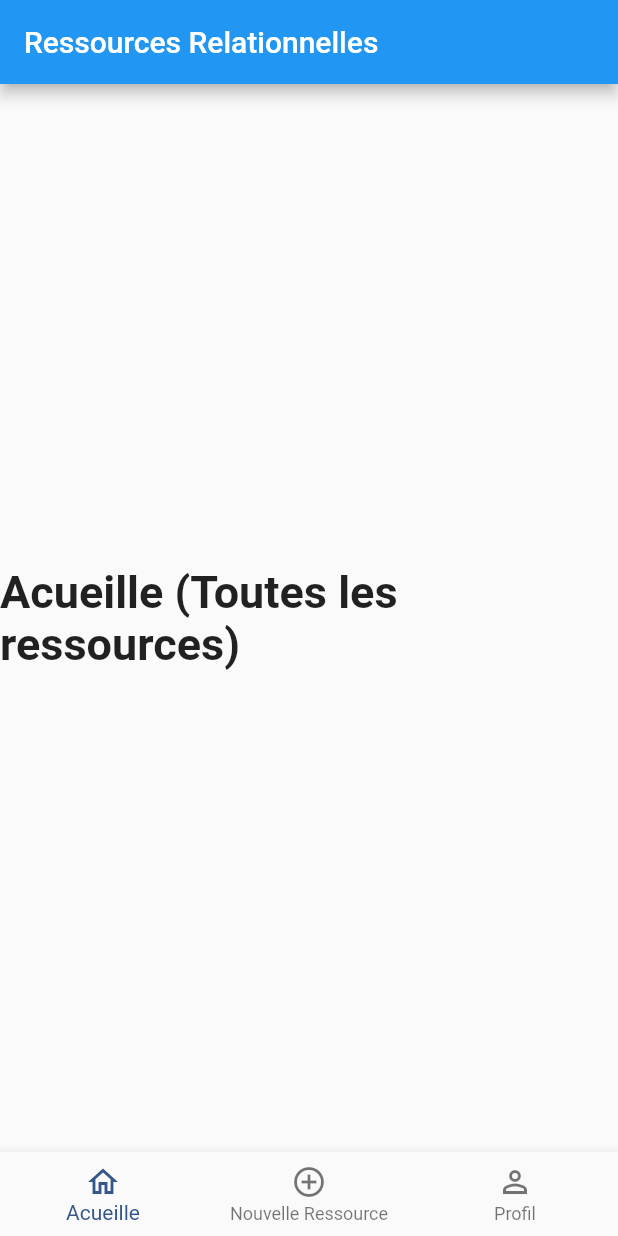
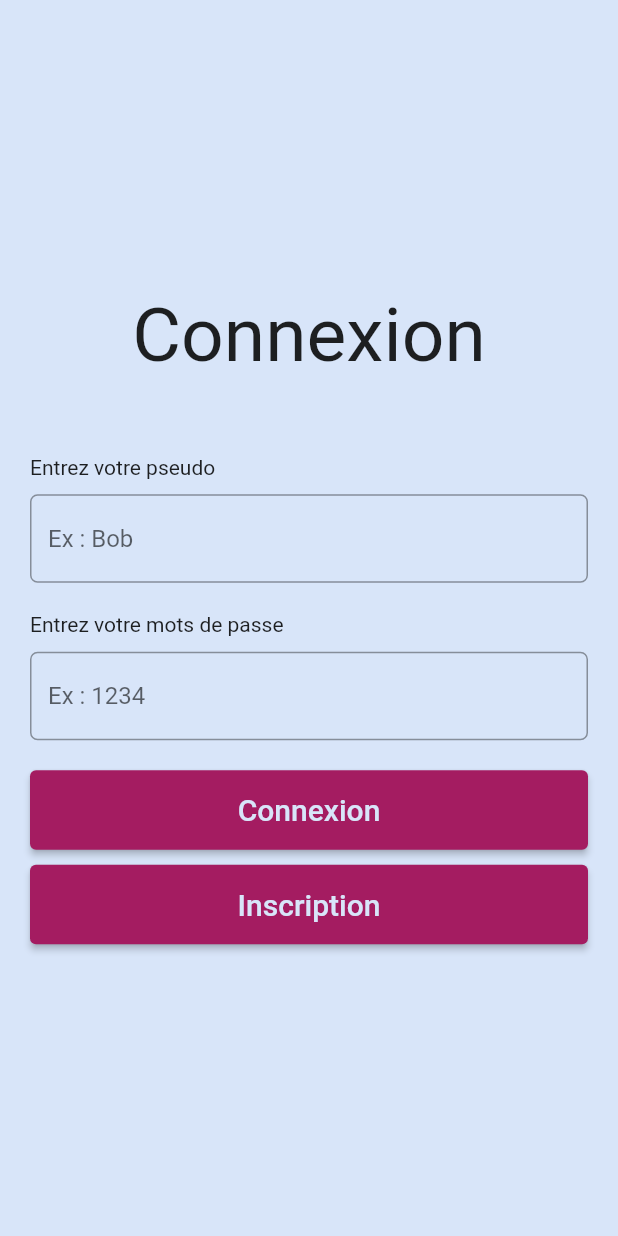
Before and after one commit to CharlesSko/Ressources_Relationnelles_AppMobile, a Flutter app: the screen it shows after launch, on a phone screen of 412 x 824 dp. Run offline on Flutter 3.47's test engine with Material 2 defaults, Android fonts, the phone set to English and light mode, and no system bars.

Commit message:
ConnexionPageFront

```diff
--- a/lib/main.dart
+++ b/lib/main.dart
@@ -1,81 +1,19 @@
 import 'package:flutter/material.dart';
+import 'package:ressources_relationnel/screens/guest/Auth.dart';
 
-void main() => runApp(const MyApp());
+void main() => runApp(MyApp());
 
 class MyApp extends StatelessWidget {
-  const MyApp({super.key});
+  const MyApp({Key? key}) : super(key: key);
 
-  static const String _title = 'Ressources Relationnelles';
-
+  // This widget is the root of your application.
   @override
   Widget build(BuildContext context) {
-    return const MaterialApp(
-      title: _title,
-      home: MyStatefulWidget(),
+    // ignore: prefer_const_constructors
+    return MaterialApp(
+      title: 'Ressource Relationelle',
+      home: const AuthScreen(),
+      debugShowCheckedModeBanner: false,
     );
   }
 }
-
-class MyStatefulWidget extends StatefulWidget {
-  const MyStatefulWidget({super.key});
-
-  @override
-  State<MyStatefulWidget> createState() => _MyStatefulWidgetState();
-}
-
-class _MyStatefulWidgetState extends State<MyStatefulWidget> {
-  int _selectedIndex = 0;
-  static const TextStyle optionStyle =
-      TextStyle(fontSize: 30, fontWeight: FontWeight.bold);
-  static const List<Widget> _widgetOptions = <Widget>[
-    Text(
-      'Acueille (Toutes les ressources)',
-      style: optionStyle,
-    ),
-    Text(
-      'Nouvelle Ressource',
-      style: optionStyle,
-    ),
-    Text(
-      'Profil',
-      style: optionStyle,
-    ),
-  ];
-
-  void _onItemTapped(int index) {
-    setState(() {
-      _selectedIndex = index;
-    });
-  }
-
-  @override
-  Widget build(BuildContext context) {
-    return Scaffold(
-      appBar: AppBar(
-        title: const Text('Ressources Relationnelles'),
-      ),
-      body: Center(
-        child: _widgetOptions.elementAt(_selectedIndex),
-      ),
-      bottomNavigationBar: BottomNavigationBar(
-        items: const <BottomNavigationBarItem>[
-          BottomNavigationBarItem(
-            icon: Icon(Icons.home_outlined),
-            label: 'Acueille',
-          ),
-          BottomNavigationBarItem(
-            icon: Icon(Icons.add_circle_outline),
-            label: 'Nouvelle Ressource',
-          ),
-          BottomNavigationBarItem(
-            icon: Icon(Icons.perm_identity_outlined),
-            label: 'Profil',
-          ),
-        ],
-        currentIndex: _selectedIndex,
-        selectedItemColor: Color.fromRGBO(53, 86, 137, 1),
-        onTap: _onItemTapped,
-      ),
-    );
-  }
-}
--- /dev/null
+++ b/lib/screens/guest/Auth.dart
@@ -0,0 +1,131 @@
+// ignore_for_file: prefer_const_constructors
+
+import 'package:flutter/material.dart';
+
+class AuthScreen extends StatefulWidget {
+  const AuthScreen({super.key});
+
+  @override
+  State<AuthScreen> createState() => _AuthScreenState();
+}
+
+class _AuthScreenState extends State<AuthScreen> {
+  @override
+  Widget build(BuildContext context) {
+    return SafeArea(
+      child: Scaffold(
+        backgroundColor: Color(0xFFD8E5F9),
+        body: Center(
+          child: SingleChildScrollView(
+            padding: EdgeInsets.symmetric(
+              horizontal: 20.0,
+            ),
+            child: Column(
+              children: [
+                Text(
+                  'Connexion',
+                  style: TextStyle(
+                    fontSize: 50.0,
+                  ),
+                ),
+                SizedBox(
+                  height: 50.0,
+                ),
+                Form(
+                  child: Column(
+                    crossAxisAlignment: CrossAxisAlignment.stretch,
+                    children: [
+                      Text('Entrez votre pseudo'),
+                      SizedBox(
+                        height: 10.0,
+                      ),
+                      TextFormField(
+                        decoration: InputDecoration(
+                            hintText: 'Ex : Bob',
+                            border: OutlineInputBorder(
+                              borderRadius: BorderRadius.circular(5.0),
+                              borderSide: BorderSide(
+                                color: Colors.black,
+                              ),
+                            ),
+                            focusedBorder: OutlineInputBorder(
+                              borderRadius: BorderRadius.circular(5.0),
+                              borderSide: BorderSide(
+                                color: Color(0xFFA41C61),
+                              ),
+                            )),
+                      ),
+                      SizedBox(
+                        height: 20.0,
+                      ),
+                      Text('Entrez votre mots de passe'),
+                      SizedBox(
+                        height: 10.0,
+                      ),
+                      TextFormField(
+                        decoration: InputDecoration(
+                            hintText: 'Ex : 1234',
+                            border: OutlineInputBorder(
+                              borderRadius: BorderRadius.circular(5.0),
+                              borderSide: BorderSide(
+                                color: Colors.black,
+                              ),
+                            ),
+                            focusedBorder: OutlineInputBorder(
+                              borderRadius: BorderRadius.circular(5.0),
+                              borderSide: BorderSide(
+                                color: Color(0xFFA41C61),
+                              ),
+                            )),
+                      ),
+                      SizedBox(
+                        height: 20.0,
+                      ),
+                      ElevatedButton(
+                        style: ElevatedButton.styleFrom(
+                          padding: EdgeInsets.symmetric(
+                            vertical: 15.0,
+                          ),
+                          backgroundColor: Color(0xFFA41C61),
+                        ),
+                        onPressed: () =>
+                            print('send'), //Vérification UserName / Password
+                        child: Text(
+                          'Connexion',
+                          style: TextStyle(
+                            color: Color(0xFFD8E5F9),
+                            fontSize: 20.0,
+                          ),
+                        ),
+                      ),
+                      SizedBox(
+                        height: 10.0,
+                      ),
+                      ElevatedButton(
+                        style: ElevatedButton.styleFrom(
+                          padding: EdgeInsets.symmetric(
+                            vertical: 15.0,
+                          ),
+                          backgroundColor: Color(0xFFA41C61),
+                        ),
+                        onPressed: () =>
+                            print('send'), //Vérification UserName / Password
+                        child: Text(
+                          'Inscription',
+                          style: TextStyle(
+                            color: Color(0xFFD8E5F9),
+                            fontSize: 20.0,
+                          ),
+                        ),
+                      ),
+                    ],
+                  ),
+                )
+              ],
+            ),
+          ),
+        ),
+      ),
+    );
+  }
+}
--- /dev/null
+++ b/lib/screens/guest/Inscri.dart
@@ -0,0 +1,64 @@
+import 'package:flutter/material.dart';
+
+void main() => runApp(const AppBarApp());
+
+class AppBarApp extends StatelessWidget {
+  const AppBarApp({super.key});
+
+  @override
+  Widget build(BuildContext context) {
+    return const MaterialApp(
+      home: AppBarExample(),
+    );
+  }
+}
+
+class AppBarExample extends StatelessWidget {
+  const AppBarExample({super.key});
+
+  @override
+  Widget build(BuildContext context) {
+    return Scaffold(
+      appBar: AppBar(
+        title: const Text('AppBar Demo'),
+        actions: <Widget>[
+          IconButton(
+            icon: const Icon(Icons.add_alert),
+            tooltip: 'Show Snackbar',
+            onPressed: () {
+              ScaffoldMessenger.of(context).showSnackBar(
+                  const SnackBar(content: Text('This is a snackbar')));
+            },
+          ),
+          IconButton(
+            icon: const Icon(Icons.navigate_next),
+            tooltip: 'Go to the next page',
+            onPressed: () {
+              Navigator.push(context, MaterialPageRoute<void>(
+                builder: (BuildContext context) {
+                  return Scaffold(
+                    appBar: AppBar(
+                      title: const Text('Next page'),
+                    ),
+                    body: const Center(
+                      child: Text(
+                        'This is the next page',
+                        style: TextStyle(fontSize: 24),
+                      ),
+                    ),
+                  );
+                },
+              ));
+            },
+          ),
+        ],
+      ),
+      body: const Center(
+        child: Text(
+          'This is the home page',
+          style: TextStyle(fontSize: 24),
+        ),
+      ),
+    );
+  }
+}
```
Also changed, not shown: 1 other file.
